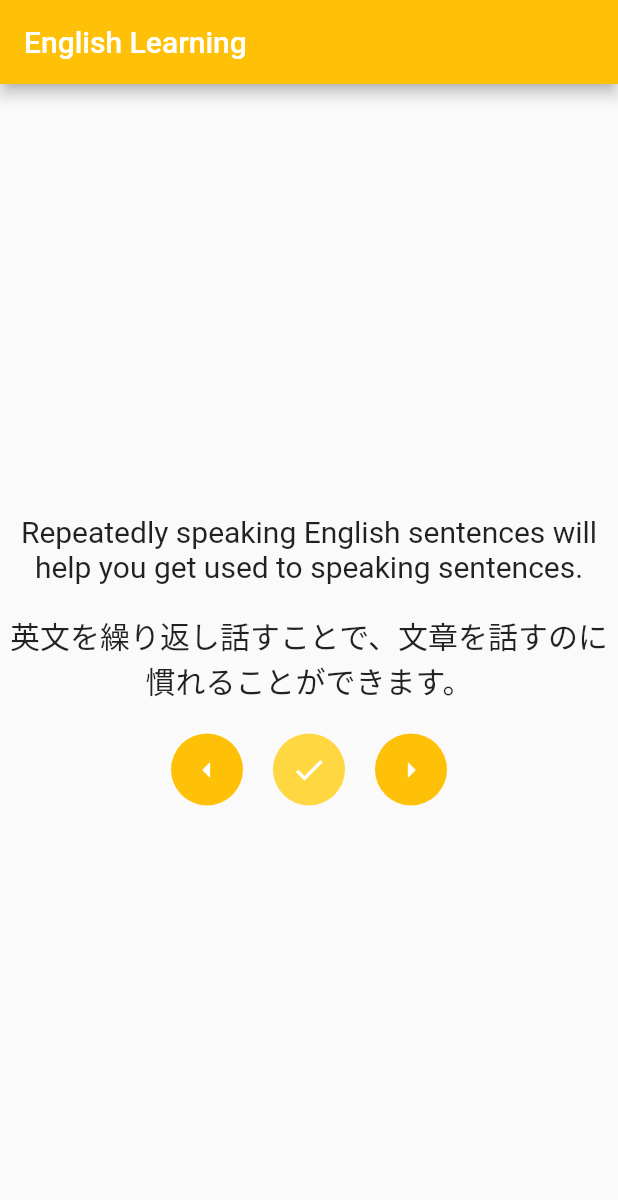
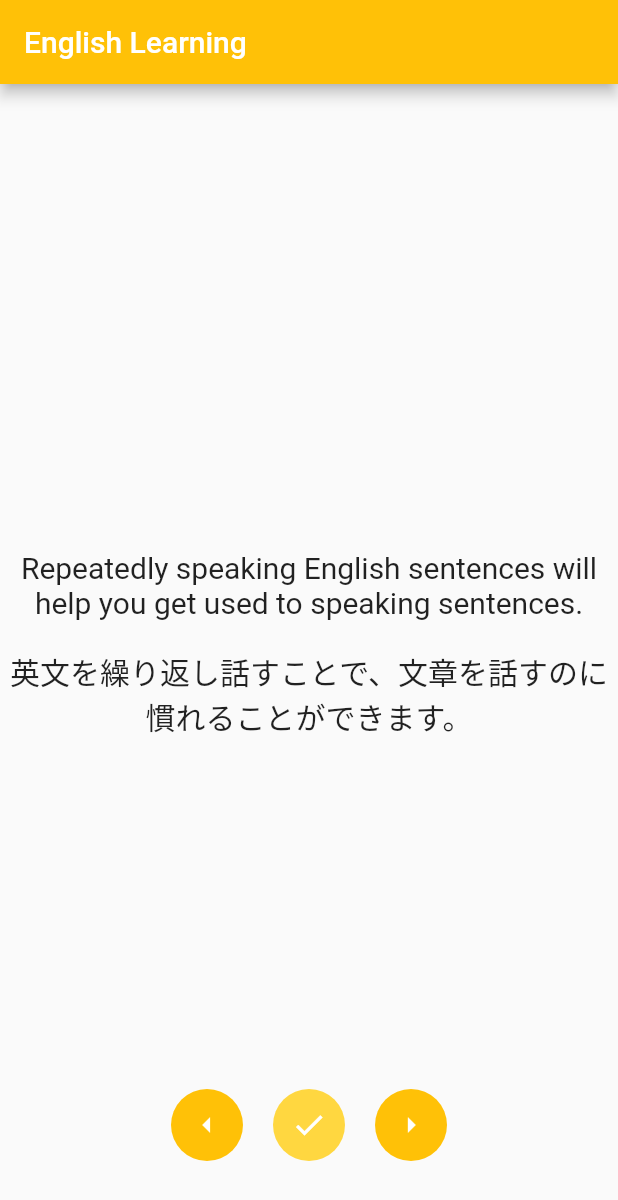
Before and after one commit to Sayama0310/LanguageAcquisitionSupportApp, a Flutter app: the screen it shows after launch, on a phone screen of 412 x 824 dp. Shown: the top 1200 px of the screen. Run offline on Flutter 3.47's test engine with Material 2 defaults, Android fonts, the phone set to English and light mode, and no system bars.

Commit message:
[layout] 問題文を遷移するボタンを下に固定した

```diff
--- a/lib/widgets/problem_slider.dart
+++ b/lib/widgets/problem_slider.dart
@@ -13,7 +13,9 @@ class _ProblemSliderState extends State<ProblemSlider> {
 
   @override
   Widget build(BuildContext context) {
-    return Center(
+    return Stack(
+      children: [
+        Center(
           child: Column(
             mainAxisSize: MainAxisSize.min,
             children: [
@@ -29,7 +31,14 @@ class _ProblemSliderState extends State<ProblemSlider> {
                 textAlign: TextAlign.center,
               ),
               const SizedBox(height: 20),
-          Row(
+            ],
+          ),
+        ),
+        Padding(
+          padding: const EdgeInsets.only(bottom: 50),
+          child: Container(
+            alignment: Alignment.bottomCenter,
+            child: Row(
               mainAxisSize: MainAxisSize.min,
               children: [
                 Ink(
@@ -85,8 +94,9 @@ class _ProblemSliderState extends State<ProblemSlider> {
                 ),
               ],
             ),
+          ),
+        ),
       ],
-      ),
     );
   }
 }
```
Lines whose indentation alone changed are shown as unchanged.
